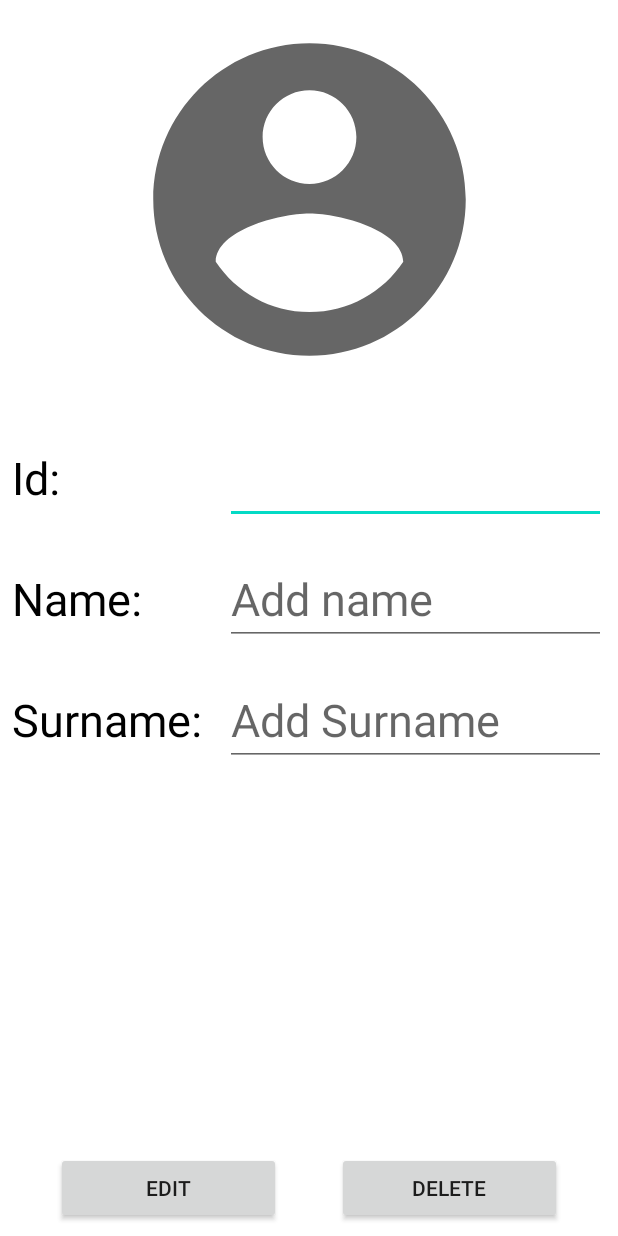
After one commit to Tsiuryn/Internship_ST, an Android app: the fragment ChangeStudentFragment shown on its own in the app's theme, on a phone screen of 412 x 824 dp. The commit adds this screen. Run offline under Robolectric (Android 15) with nearby library versions, the phone set to English and light mode, and no system bars.

Commit message:
Added task 7

```diff
--- /dev/null
+++ b/app/app/src/main/java/alex/ts/app/hw_07/ChangeStudentFragment.kt
@@ -0,0 +1,82 @@
+package alex.ts.app.hw_07
+
+import alex.ts.app.R
+import alex.ts.app.hw_07.const.TO_CHANGE_STUDENT
+import alex.ts.app.hw_07.model.Student
+import android.content.Context
+import android.os.Bundle
+import android.view.LayoutInflater
+import android.view.View
+import android.view.ViewGroup
+import android.widget.Toast
+import androidx.fragment.app.Fragment
+import kotlinx.android.synthetic.main.fragment_change_student.*
+
+class ChangeStudentFragment : Fragment(), View.OnClickListener {
+    private lateinit var myListener: MyListener
+    private lateinit var student: Student
+
+    override fun onAttach(context: Context) {
+        super.onAttach(context)
+        try {
+            myListener = context as MyListener
+        } catch (e: ClassCastException) {
+        }
+    }
+
+    override fun onCreateView(
+        inflater: LayoutInflater,
+        container: ViewGroup?,
+        savedInstanceState: Bundle?
+    ): View? {
+        return inflater.inflate(R.layout.fragment_change_student, container, false)
+    }
+
+    override fun onViewCreated(view: View, savedInstanceState: Bundle?) {
+        super.onViewCreated(view, savedInstanceState)
+        hw7BtnEdit.setOnClickListener(this)
+        hw7BtnDelete.setOnClickListener(this)
+        getBundleFromActivity()
+    }
+
+    private fun getBundleFromActivity() {
+        if (arguments != null && arguments!!.containsKey(TO_CHANGE_STUDENT)) {
+            student = arguments!!.getSerializable(TO_CHANGE_STUDENT) as Student
+            hw7ChangeName.setText(student.name)
+            hw7ChangeSurname.setText(student.surname)
+            hw7ChangeId.setText(student.uuid.toString())
+        }
+    }
+
+    interface MyListener {
+        fun editableStudent(student: Student)
+        fun removeStudent(student: Student)
+    }
+
+    override fun onClick(view: View?) {
+        when (view) {
+            hw7BtnEdit -> {
+                val name = hw7ChangeName.text.toString()
+                val surname = hw7ChangeSurname.text.toString()
+                if (name.isEmpty() || surname.isEmpty()) {
+                    Toast.makeText(requireContext(), "Fill in all the fields", Toast.LENGTH_SHORT)
+                        .show()
+                    return
+                } else {
+                    student.name = name
+                    student.surname = surname
+                    myListener.editableStudent(student)
+                    activity!!.supportFragmentManager.beginTransaction()
+                        .remove(this).commit()
+                }
+            }
+            hw7BtnDelete -> {
+                myListener.removeStudent(student)
+                activity!!.supportFragmentManager.beginTransaction()
+                    .remove(this).commit()
+            }
+
+
+        }
+    }
+}
--- /dev/null
+++ b/app/app/src/main/java/alex/ts/app/hw_07/const/Hw6Const.kt
@@ -0,0 +1,5 @@
+package alex.ts.app.hw_07.const
+
+const val REQUEST_FOR_ADD_STUDENT = 11
+const val NEW_STUDENT = "alex.ts.app.hw_07.const.NEW_STUDENT"
+const val TO_CHANGE_STUDENT = "alex.ts.app.hw_07.const.TO_CHANGE_STUDENT"
--- /dev/null
+++ b/app/app/src/main/res/layout/fragment_change_student.xml
@@ -0,0 +1,105 @@
+<?xml version="1.0" encoding="utf-8"?>
+<androidx.constraintlayout.widget.ConstraintLayout xmlns:android="http://schemas.android.com/apk/res/android"
+    xmlns:app="http://schemas.android.com/apk/res-auto"
+    xmlns:tools="http://schemas.android.com/tools"
+    android:layout_width="match_parent"
+    android:layout_height="match_parent"
+    android:background="@android:color/white"
+    tools:context=".hw_06.ChangeStudentActivity">
+
+    <ImageView
+        android:id="@+id/imageView2"
+        android:layout_width="250dp"
+        android:layout_height="250dp"
+        android:layout_marginTop="8dp"
+        android:src="@drawable/account"
+        app:layout_constraintEnd_toEndOf="parent"
+        app:layout_constraintStart_toStartOf="parent"
+        app:layout_constraintTop_toTopOf="parent" />
+
+    <Button
+        android:id="@+id/hw7BtnEdit"
+        android:layout_width="150dp"
+        android:layout_height="wrap_content"
+        android:layout_marginBottom="8dp"
+        android:text="@string/btn_edit_student"
+        app:layout_constraintBottom_toBottomOf="parent"
+        app:layout_constraintEnd_toStartOf="@+id/hw7BtnDelete"
+        app:layout_constraintHorizontal_bias="0.5"
+        app:layout_constraintStart_toStartOf="parent" />
+
+    <Button
+        android:id="@+id/hw7BtnDelete"
+        android:layout_width="150dp"
+        android:layout_height="wrap_content"
+        android:layout_marginBottom="8dp"
+        android:text="@string/btn_delete_student"
+        app:layout_constraintBottom_toBottomOf="parent"
+        app:layout_constraintEnd_toEndOf="parent"
+        app:layout_constraintHorizontal_bias="0.5"
+        app:layout_constraintStart_toEndOf="@+id/hw7BtnEdit" />
+
+    <TextView
+        android:id="@+id/TextView1"
+        style="@style/TextViewStudent"
+        android:layout_width="wrap_content"
+        android:layout_height="wrap_content"
+        android:layout_marginStart="8dp"
+        android:text="@string/id"
+        app:layout_constraintStart_toStartOf="parent"
+        app:layout_constraintTop_toBottomOf="@+id/imageView2" />
+
+    <TextView
+        android:id="@+id/textView2"
+        style="@style/TextViewStudent"
+        android:layout_width="wrap_content"
+        android:layout_height="wrap_content"
+        android:text="@string/name"
+        app:layout_constraintStart_toStartOf="@+id/TextView1"
+        app:layout_constraintTop_toBottomOf="@+id/TextView1" />
+
+    <TextView
+        android:id="@+id/textView3"
+        style="@style/TextViewStudent"
+        android:layout_width="wrap_content"
+        android:layout_height="wrap_content"
+        android:text="@string/surname"
+        app:layout_constraintStart_toStartOf="@+id/textView2"
+        app:layout_constraintTop_toBottomOf="@+id/textView2" />
+
+    <TextView
+        android:id="@+id/hw7ChangeId"
+        style="@style/EditTextStudent"
+        android:layout_width="0dp"
+        android:layout_height="wrap_content"
+        android:layout_marginStart="150dp"
+        app:layout_constraintBottom_toBottomOf="@+id/TextView1"
+        app:layout_constraintEnd_toEndOf="parent"
+        app:layout_constraintStart_toStartOf="parent"
+        app:layout_constraintTop_toTopOf="@+id/TextView1" />
+
+    <EditText
+        android:id="@+id/hw7ChangeName"
+        style="@style/EditTextStudent"
+        android:layout_width="0dp"
+        android:layout_height="wrap_content"
+        android:layout_marginStart="150dp"
+        android:hint="@string/add_name"
+        app:layout_constraintBottom_toBottomOf="@+id/textView2"
+        app:layout_constraintEnd_toEndOf="parent"
+        app:layout_constraintStart_toStartOf="parent"
+        app:layout_constraintTop_toTopOf="@+id/textView2" />
+
+    <EditText
+        android:id="@+id/hw7ChangeSurname"
+        style="@style/EditTextStudent"
+        android:layout_width="0dp"
+        android:layout_height="wrap_content"
+        android:layout_marginStart="150dp"
+        android:hint="@string/add_surname"
+        app:layout_constraintBottom_toBottomOf="@+id/textView3"
+        app:layout_constraintEnd_toEndOf="parent"
+        app:layout_constraintStart_toStartOf="parent"
+        app:layout_constraintTop_toTopOf="@+id/textView3" />
+
+</androidx.constraintlayout.widget.ConstraintLayout>
```
Also changed, not shown: app/app/src/main/AndroidManifest.xml (+6 -4 lines), app/app/src/main/java/alex/ts/app/MainActivity.kt (+7 -0 lines), app/app/src/main/java/alex/ts/app/hw_06/const/Hw6Const.kt (+4 -4 lines), app/app/src/main/java/alex/ts/app/hw_07/AddStudentActivity.kt (added, +34 -0 lines), app/app/src/main/java/alex/ts/app/hw_07/ListStudents.kt (added, +22 -0 lines), app/app/src/main/java/alex/ts/app/hw_07/TheSeventhActivity.kt (added, +84 -0 lines), app/app/src/main/java/alex/ts/app/hw_07/adapter/ListStudentsAdapter.kt (added, +49 -0 lines), app/app/src/main/java/alex/ts/app/hw_07/model/Student.kt (added, +8 -0 lines), app/app/src/main/res/layout/activity_main.xml (+24 -0 lines), app/app/src/main/res/layout/activity_the_seventh.xml (added, +37 -0 lines), 7 other files.
